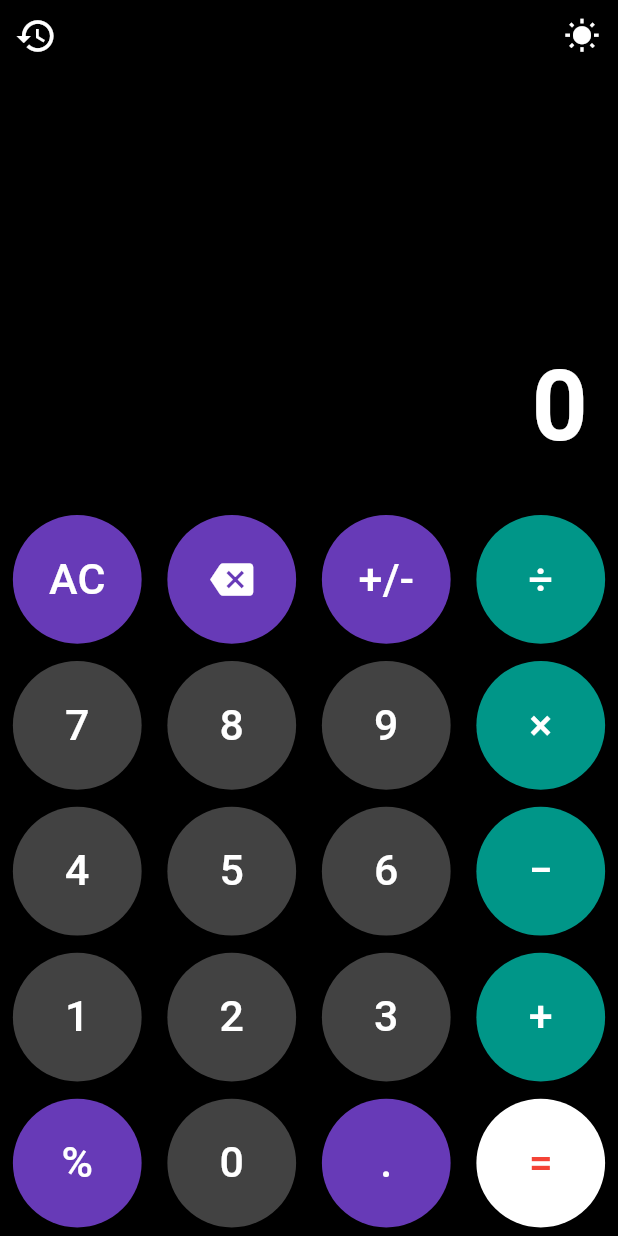
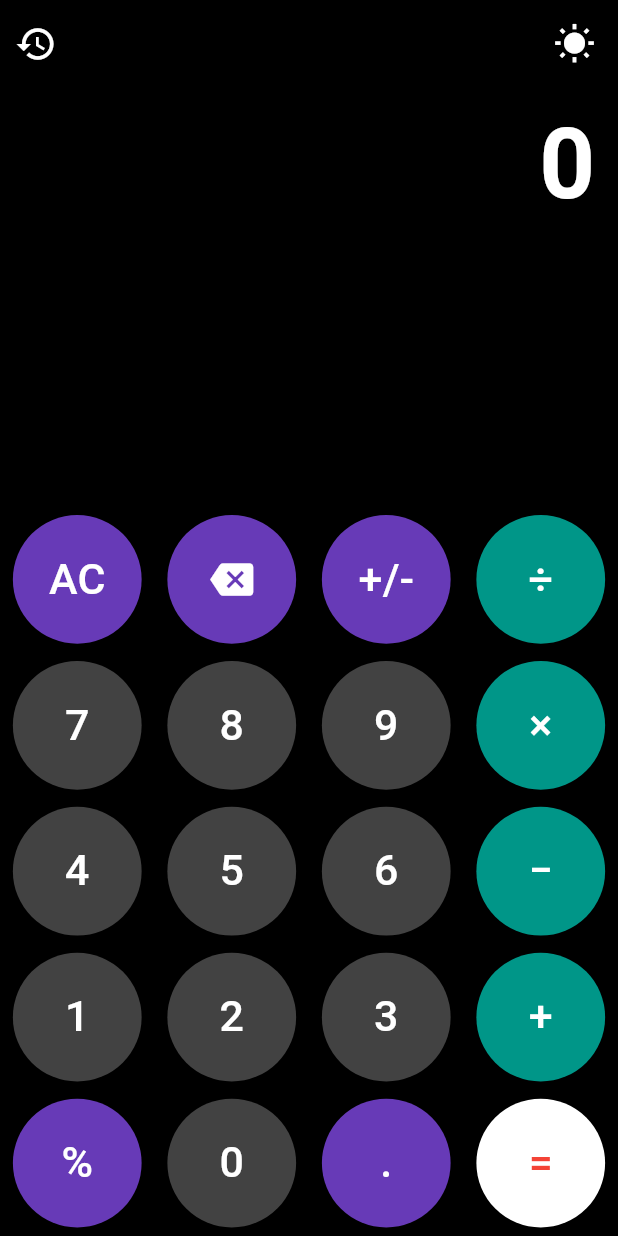
Before and after one commit to Md-Mahfuzul-Hoque/Calculator, a Flutter app: the screen it shows after launch, on a phone screen of 412 x 824 dp. Run offline on Flutter 3.47's test engine with Material 3 defaults, Android fonts, the phone set to English and light mode, and no system bars; our stand-ins replace flutter_screenutil.

Commit message:
try to implemented and fixed the display screen behavior in landscape mode.

```diff
--- a/lib/calculator.dart
+++ b/lib/calculator.dart
@@ -151,9 +151,54 @@ class _CalculatorState extends State<Calculator> {
 
     final isLandscape = MediaQuery.of(context).orientation == Orientation.landscape;
 
-    return Scaffold(
-      backgroundColor: bgColor,
-      body: SafeArea(
+    Widget buildCalculatorLayout() {
+      final buttonGrid = Column(
+        children: [
+          Row(
+            children: [
+              BuildButton(onclick: () => buttonPress('AC'), text: 'AC', color: funcButtonColor, isLandscape: isLandscape),
+              BuildButton(onclick: () => buttonPress('back'), text: '', icon: Icons.backspace, color: funcButtonColor, isLandscape: isLandscape),
+              BuildButton(onclick: () => buttonPress('+/-'), text: '+/-', color: funcButtonColor, isLandscape: isLandscape),
+              BuildButton(onclick: () => buttonPress('÷'), text: '÷', color: operatorButtonColor, isLandscape: isLandscape),
+            ],
+          ),
+          Row(
+            children: [
+              BuildButton(onclick: () => buttonPress('7'), text: '7', isLandscape: isLandscape),
+              BuildButton(onclick: () => buttonPress('8'), text: '8', isLandscape: isLandscape),
+              BuildButton(onclick: () => buttonPress('9'), text: '9', isLandscape: isLandscape),
+              BuildButton(onclick: () => buttonPress('*'), text: '×', color: operatorButtonColor, isLandscape: isLandscape),
+            ],
+          ),
+          Row(
+            children: [
+              BuildButton(onclick: () => buttonPress('4'), text: '4', isLandscape: isLandscape),
+              BuildButton(onclick: () => buttonPress('5'), text: '5', isLandscape: isLandscape),
+              BuildButton(onclick: () => buttonPress('6'), text: '6', isLandscape: isLandscape),
+              BuildButton(onclick: () => buttonPress('-'), text: '−', color: operatorButtonColor, isLandscape: isLandscape),
+            ],
+          ),
+          Row(
+            children: [
+              BuildButton(onclick: () => buttonPress('1'), text: '1', isLandscape: isLandscape),
+              BuildButton(onclick: () => buttonPress('2'), text: '2', isLandscape: isLandscape),
+              BuildButton(onclick: () => buttonPress('3'), text: '3', isLandscape: isLandscape),
+              BuildButton(onclick: () => buttonPress('+'), text: '+', color: operatorButtonColor, isLandscape: isLandscape),
+            ],
+          ),
+          Row(
+            children: [
+              BuildButton(onclick: () => buttonPress('%'), text: '%', color: funcButtonColor, isLandscape: isLandscape),
+              BuildButton(onclick: () => buttonPress('0'), text: '0', isLandscape: isLandscape),
+              BuildButton(onclick: () => buttonPress('.'), text: '.', color: funcButtonColor, isLandscape: isLandscape),
+              BuildButton(onclick: () => buttonPress('='), text: '=', color: equalButtonColor, isLandscape: isLandscape),
+            ],
+          ),
+        ],
+      );
+
+      final displayArea = Padding(
+        padding: const EdgeInsets.only(right: 5.0, top: 5.0),
         child: Column(
           children: [
             Row(
@@ -163,7 +208,7 @@ class _CalculatorState extends State<Calculator> {
                   icon: Icon(
                     Icons.history,
                     color: textColor,
-                    size: isLandscape ? 20 : 28,
+                    size: isLandscape ? 18 : 28,
                   ),
                   onPressed: () => buttonPress('history'),
                 ),
@@ -172,27 +217,24 @@ class _CalculatorState extends State<Calculator> {
                   icon: Icon(
                     isDarkMode ? Icons.wb_sunny : Icons.nightlight_round,
                     color: textColor,
+                    size: isLandscape ? 18 : 28,
                   ),
                   onPressed: widget.toggleTheme,
                 ),
               ],
             ),
-
             Expanded(
               child: _showHistory
                   ? Container(
                 alignment: Alignment.topRight,
-                padding: const EdgeInsets.all(20),
-                constraints: isLandscape
-                    ? BoxConstraints(maxHeight: MediaQuery.of(context).size.height * 0.4)
-                    : null,
+                padding: const EdgeInsets.all(10),
                 child: ListView.builder(
                   reverse: true,
                   itemCount: _history.length,
                   itemBuilder: (context, index) {
                     final historyItem = _history[index];
                     return Padding(
-                      padding: const EdgeInsets.symmetric(vertical: 8.0),
+                      padding: const EdgeInsets.symmetric(vertical: 4.0),
                       child: Text(
                         historyItem,
                         style: TextStyle(
@@ -205,74 +247,55 @@ class _CalculatorState extends State<Calculator> {
                   },
                 ),
               )
-                  : Container(
-                alignment: Alignment.bottomRight,
-                padding: const EdgeInsets.all(20),
-                child: Column(
-                  mainAxisAlignment: MainAxisAlignment.end,
-                  crossAxisAlignment: CrossAxisAlignment.end,
-                  children: [
-                    Text(
+                  : Align(
+                alignment: Alignment.topRight,
+                child: Padding(
+                  padding: const EdgeInsets.all(10),
+                  child: Text(
                     _output,
                     style: TextStyle(
-                        fontSize: isLandscape ? 45 : 65,
+                      fontSize: isLandscape ? 60 : 65,
                       color: textColor,
                       fontWeight: FontWeight.bold,
                     ),
                   ),
-                  ],
                 ),
               ),
             ),
-
-            Column(
-              children: [
-                Row(
-                  children: [
-                    BuildButton(onclick: () => buttonPress('AC'), text: 'AC', color: funcButtonColor),
-
-                    BuildButton(onclick: () => buttonPress('back'), text: '', icon: Icons.backspace, color: funcButtonColor),
-
-                    BuildButton(onclick: () => buttonPress('+/-'), text: '+/-', color: funcButtonColor),
-                    BuildButton(onclick: () => buttonPress('÷'), text: '÷', color: operatorButtonColor),
           ],
         ),
-                Row(
+      );
+
+      if (isLandscape) {
+        return Row(
           children: [
-                    BuildButton(onclick: () => buttonPress('7'), text: '7'),
-                    BuildButton(onclick: () => buttonPress('8'), text: '8'),
-                    BuildButton(onclick: () => buttonPress('9'), text: '9'),
-                    BuildButton(onclick: () => buttonPress('*'), text: '×', color: operatorButtonColor),
-                  ],
+            Expanded(
+              flex: 1,
+              child: displayArea,
             ),
-                Row(
-                  children: [
-                    BuildButton(onclick: () => buttonPress('4'), text: '4'),
-                    BuildButton(onclick: () => buttonPress('5'), text: '5'),
-                    BuildButton(onclick: () => buttonPress('6'), text: '6'),
-                    BuildButton(onclick: () => buttonPress('-'), text: '−', color: operatorButtonColor),
-                  ],
-                ),
-                Row(
-                  children: [
-                    BuildButton(onclick: () => buttonPress('1'), text: '1'),
-                    BuildButton(onclick: () => buttonPress('2'), text: '2'),
-                    BuildButton(onclick: () => buttonPress('3'), text: '3'),
-                    BuildButton(onclick: () => buttonPress('+'), text: '+', color: operatorButtonColor),
-                  ],
-                ),
-                Row(
-                  children: [
-                    BuildButton(onclick: () => buttonPress('%'), text: '%', color: funcButtonColor),
-                    BuildButton(onclick: () => buttonPress('0'), text: '0'),
-                    BuildButton(onclick: () => buttonPress('.'), text: '.', color: funcButtonColor),
-                    BuildButton(onclick: () => buttonPress('='), text: '=', color: equalButtonColor),
-                  ],
+            Expanded(
+              flex: 2,
+              child: buttonGrid,
             ),
           ],
+        );
+      } else {
+        return Column(
+          children: [
+            Expanded(
+              flex: 1,
+              child: displayArea,
             ),
+            buttonGrid,
           ],
-        ),
+        );
+      }
+    }
+
+    return Scaffold(
+      backgroundColor: bgColor,
+      body: SafeArea(
+        child: buildCalculatorLayout(),
       ),
     );
   }
--- a/lib/widget/build_button.dart
+++ b/lib/widget/build_button.dart
@@ -6,6 +6,7 @@ class BuildButton extends StatelessWidget {
   final Color? color;
   final VoidCallback onclick;
   final IconData? icon;
+  final bool isLandscape;
 
   const BuildButton({
     super.key,
@@ -13,6 +14,7 @@ class BuildButton extends StatelessWidget {
     required this.text,
     this.color,
     this.icon,
+    this.isLandscape = false,
   });
 
   @override
@@ -31,11 +33,9 @@ class BuildButton extends StatelessWidget {
         ? (isDarkMode ? Colors.white : Colors.black)
         : Colors.white);
 
-    final isLandscape = MediaQuery.of(context).orientation == Orientation.landscape;
-
     double size;
     if (isLandscape) {
-      size = (MediaQuery.of(context).size.height) / 7.5;
+      size = (MediaQuery.of(context).size.height) / 6.2;
     } else {
       size = 75.w;
     }
```
Lines whose indentation alone changed are shown as unchanged.
